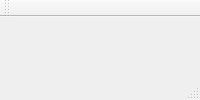
palisarbaro/evolution, file mainwindow.ui: the form before one commit.
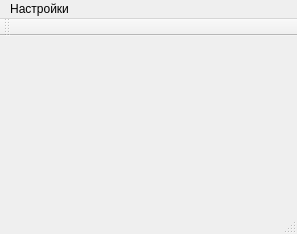
The form after the commit.

```diff
--- a/mainwindow.ui
+++ b/mainwindow.ui
@@ -2,6 +2,20 @@
 <ui version="4.0">
  <class>MainWindow</class>
  <widget class="QMainWindow" name="MainWindow">
+  <property name="geometry">
+   <rect>
+    <x>0</x>
+    <y>0</y>
+    <width>297</width>
+    <height>234</height>
+   </rect>
+  </property>
+  <property name="sizePolicy">
+   <sizepolicy hsizetype="Minimum" vsizetype="Minimum">
+    <horstretch>0</horstretch>
+    <verstretch>0</verstretch>
+   </sizepolicy>
+  </property>
   <property name="windowTitle">
    <string>MainWindow</string>
   </property>
@@ -11,10 +25,18 @@
     <rect>
      <x>0</x>
      <y>0</y>
-     <width>392</width>
+     <width>297</width>
      <height>21</height>
     </rect>
    </property>
+   <widget class="QMenu" name="menu_settings">
+    <property name="title">
+     <string>Настройки</string>
+    </property>
+    <addaction name="open_settings"/>
+    <addaction name="close_settings"/>
+   </widget>
+   <addaction name="menu_settings"/>
   </widget>
   <widget class="QToolBar" name="mainToolBar">
    <attribute name="toolBarArea">
```
Left out of the diff: 12 changed lines with no effect on the pictures.
